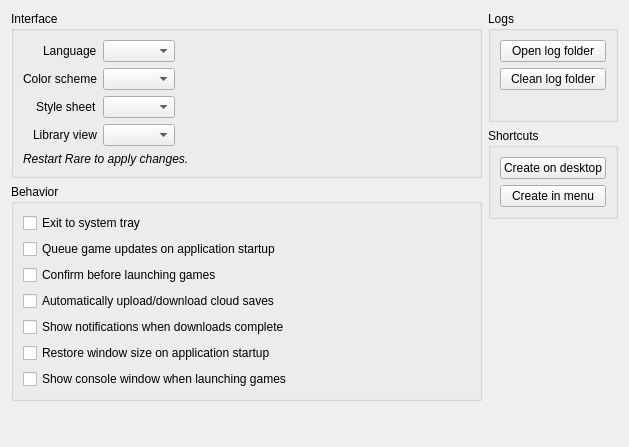
Before: the Qt Designer form rare/ui/components/tabs/settings/rare.ui in RareDevs/Rare, drawn with Qt 5.
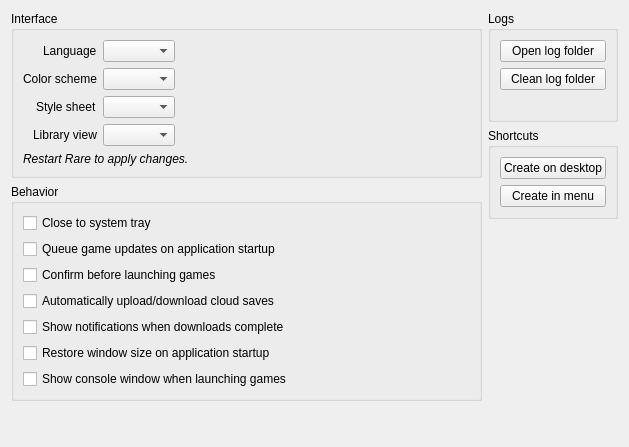
After: the same form once the commit is applied.

Commit message: RareSettings: reword message

```diff
--- a/rare/ui/components/tabs/settings/rare.ui
+++ b/rare/ui/components/tabs/settings/rare.ui
@@ -122,7 +122,7 @@
         <item row="0" column="0">
          <widget class="QCheckBox" name="sys_tray">
           <property name="text">
-           <string>Exit to system tray</string>
+           <string>Close to system tray</string>
           </property>
          </widget>
         </item>
```
